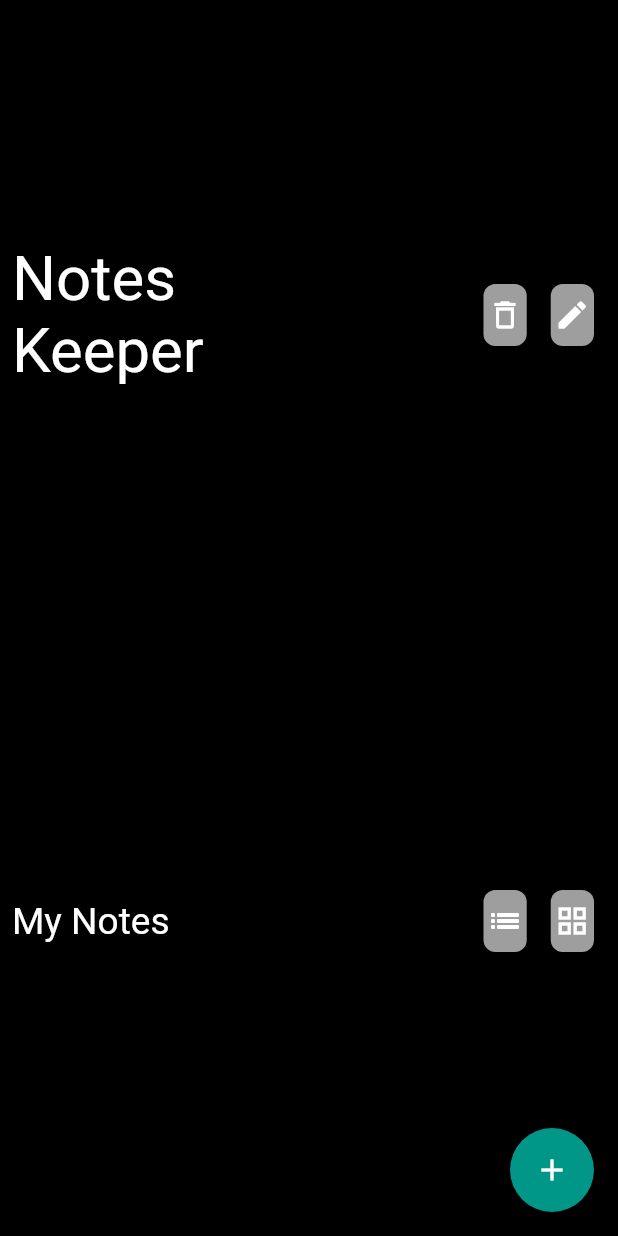
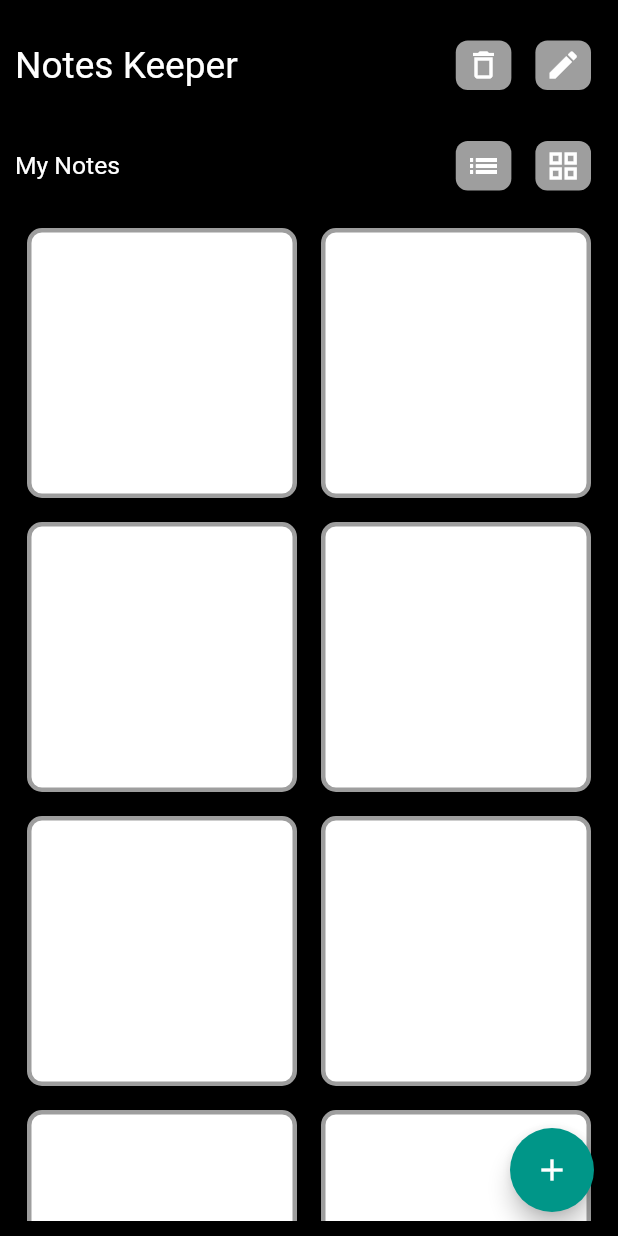
Before and after one commit to alinajfi/Notes-Keeper-app, a Flutter app: the HomePage screen opened by its route, after a tap on the "grid view" icon, on a phone screen of 412 x 824 dp. Run offline on Flutter 3.47's test engine with Material 2 defaults, Android fonts, the phone set to English and light mode, and no system bars; our stand-ins replace bloc, flutter_bloc, sqflite; accounts and stored records are empty.

Commit message:
fixed list view bug

```diff
--- /dev/null
+++ b/lib/components/list_grid_homepage.dart
@@ -0,0 +1,45 @@
+import 'package:flutter/material.dart';
+
+class ListOrGridView {
+  Widget homePageListView(double height, double width) {
+    return ListView.builder(
+      itemCount: 40,
+      itemBuilder: (context, index) {
+        return Padding(
+          padding: const EdgeInsets.all(8.0),
+          child: Container(
+            height: height * 0.1,
+            width: width,
+            decoration: myBoxDecoration(),
+            child: const ListTile(
+              title: Text('okay'),
+            ),
+          ),
+        );
+      },
+    );
+  }
+
+  Widget homePageGridView() {
+    return GridView.builder(
+      gridDelegate: const SliverGridDelegateWithFixedCrossAxisCount(
+          crossAxisCount: 2, childAspectRatio: 1.0),
+      itemBuilder: (context, index) {
+        return Padding(
+          padding: const EdgeInsets.all(8.0),
+          child: Container(
+            decoration: myBoxDecoration(),
+            //  color: Colors.green,
+          ),
+        );
+      },
+    );
+  }
+
+  myBoxDecoration() {
+    return BoxDecoration(
+        color: Colors.white,
+        borderRadius: BorderRadius.circular(10),
+        border: Border.all(width: 3, color: Colors.grey));
+  }
+}
--- a/lib/components/my_action_btn.dart
+++ b/lib/components/my_action_btn.dart
@@ -13,18 +13,17 @@ class MyActionButton extends StatelessWidget {
     var height = size.height;
     var width = size.width;
     return InkWell(
-      splashColor: Colors.yellow,
+      splashColor: Colors.grey,
+      //radius: 17,
+      borderRadius: BorderRadius.circular(30),
       onTap: onTap,
-      child: Material(
-        elevation: 5,
-        type: MaterialType.transparency,
       child: Padding(
         padding: const EdgeInsets.all(8.0),
         child: Container(
           alignment: Alignment.center,
           clipBehavior: Clip.hardEdge,
-            height: height * 0.05,
-            width: width * 0.07,
+          height: height * 0.04,
+          width: width * 0.09,
           decoration: BoxDecoration(
             color: Colors.grey,
             shape: BoxShape.rectangle,
@@ -33,7 +32,6 @@ class MyActionButton extends StatelessWidget {
           child: icon,
         ),
       ),
-      ),
     );
   }
 }
--- a/lib/main.dart
+++ b/lib/main.dart
@@ -1,7 +1,7 @@
 import 'package:flutter/material.dart';
 import 'package:note_version_2/bloc/notes_bloc.dart';
 import 'package:note_version_2/routes/my_routes.dart';
-import 'package:note_version_2/screen/home_page.dart';
+import 'package:note_version_2/screen/create_note.dart';
 import 'package:flutter_bloc/flutter_bloc.dart';
 
 void main() {
@@ -24,7 +24,7 @@ class MyApp extends StatelessWidget {
         fontFamily: 'Georgia ',
       ),
       onGenerateRoute: MyRoutes.myRoutes,
-      home: const HomePage(),
+      home: CreateNote(),
     );
   }
 }
--- a/lib/routes/my_routes.dart
+++ b/lib/routes/my_routes.dart
@@ -18,7 +18,7 @@ class MyRoutes {
     } else if (settings.name == RouteConst.creteNote) {
       return MaterialPageRoute(
         builder: (context) {
-          return CrateNote();
+          return CreateNote();
         },
       );
     } else if (settings.name == RouteConst.updateNote) {
--- a/lib/screen/create_note.dart
+++ b/lib/screen/create_note.dart
@@ -4,8 +4,8 @@ import 'package:note_version_2/bloc/notes_bloc.dart';
 
 import '../models/notes_model.dart';
 
-class CrateNote extends StatelessWidget {
-  CrateNote({Key? key}) : super(key: key);
+class CreateNote extends StatelessWidget {
+  CreateNote({Key? key}) : super(key: key);
 
   final TextEditingController _titleController = TextEditingController();
   final TextEditingController _bodyController = TextEditingController();
@@ -53,7 +53,7 @@ class CrateNote extends StatelessWidget {
         InkWell(
           onTap: () {
             context.read<NotesBloc>().add(CreateNoteEvent(
-                  note:Notes(
+                  note: Notes(
                     title: _titleController.text,
                     body: _bodyController.text,
                   ),
--- a/lib/screen/home_page.dart
+++ b/lib/screen/home_page.dart
@@ -3,6 +3,9 @@ import 'dart:math';
 
 import 'package:flutter/material.dart';
 import 'package:note_version_2/components/my_action_btn.dart';
+import 'package:note_version_2/screen/create_note.dart';
+
+import '../components/list_grid_homepage.dart';
 
 class HomePage extends StatefulWidget {
   const HomePage({Key? key}) : super(key: key);
@@ -14,33 +17,38 @@ class HomePage extends StatefulWidget {
 class _HomePageState extends State<HomePage> {
   DateTime now = DateTime.now();
   Random random = Random();
+
   late Size size;
   late double height;
   late double width;
+  bool gridOrlist = true;
+  late Widget myListView;
+  late Widget myGridView;
 
   @override
   Widget build(BuildContext context) {
     size = MediaQuery.of(context).size;
     height = size.height;
     width = size.width;
-
-    return SafeArea(
-      child: Scaffold(
+    myListView = ListOrGridView().homePageListView(height, width);
+    myGridView = ListOrGridView().homePageGridView();
+    return Scaffold(
       backgroundColor: Colors.black,
-        body: SafeArea(
-          child: Padding(
-            padding: const EdgeInsets.all(8.0),
+      body: Padding(
+        padding: const EdgeInsets.all(10.0),
         child: Column(
           mainAxisAlignment: MainAxisAlignment.start,
           children: [
             Expanded(flex: 1, child: firstRow()),
             Expanded(flex: 1, child: secondRow()),
+            Expanded(
+              flex: 10,
+              child: gridOrlist ? myListView : myGridView,
+            ),
           ],
         ),
       ),
-        ),
       floatingActionButton: buildFAB(),
-      ),
     );
   }
 
@@ -66,7 +74,7 @@ class _HomePageState extends State<HomePage> {
                     color: Colors.white,
                   )),
               MyActionButton(
-                  onTap: () {},
+                  onTap: _editAcitonCallBack,
                   icon: const Icon(
                     Icons.edit,
                     color: Colors.white,
@@ -86,22 +94,30 @@ class _HomePageState extends State<HomePage> {
         Expanded(
           child: Text(
             'My Notes',
-            style: TextStyle(color: Colors.white, fontSize: height * 0.03),
+            style: TextStyle(color: Colors.white, fontSize: height * 0.02),
           ),
         ),
         Expanded(
           child: Row(
             mainAxisAlignment: MainAxisAlignment.end,
-            crossAxisAlignment: CrossAxisAlignment.center,
+            crossAxisAlignment: CrossAxisAlignment.start,
             children: [
               MyActionButton(
-                  onTap: () {},
+                  onTap: () {
+                    setState(() {
+                      gridOrlist = true;
+                    });
+                  },
                   icon: const Icon(
                     Icons.list_outlined,
                     color: Colors.white,
                   )),
               MyActionButton(
-                  onTap: () {},
+                  onTap: () {
+                    setState(() {
+                      gridOrlist = false;
+                    });
+                  },
                   icon: const Icon(
                     Icons.grid_view,
                     color: Colors.white,
@@ -117,12 +133,20 @@ class _HomePageState extends State<HomePage> {
     return FloatingActionButton(child: const Icon(Icons.add), onPressed: () {});
   }
 
-//
-
   TextStyle myTextStyle() {
     return TextStyle(
-      fontSize: height * 0.05,
+      fontSize: height * 0.03,
       color: Colors.white,
     );
   }
+
+  VoidCallback _editAcitonCallBack() {
+    return () async {
+      await Navigator.push(context, MaterialPageRoute(
+        builder: (context) {
+          return CreateNote();
+        },
+      ));
+    };
   }
+}
```
Lines whose indentation alone changed are shown as unchanged.
